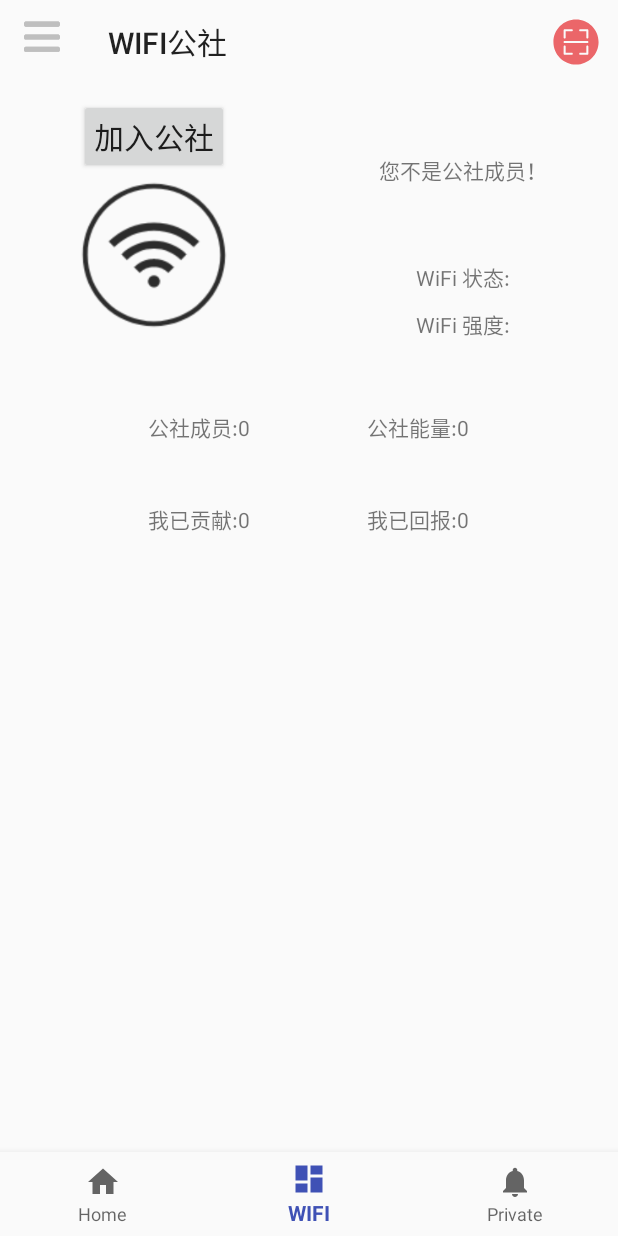
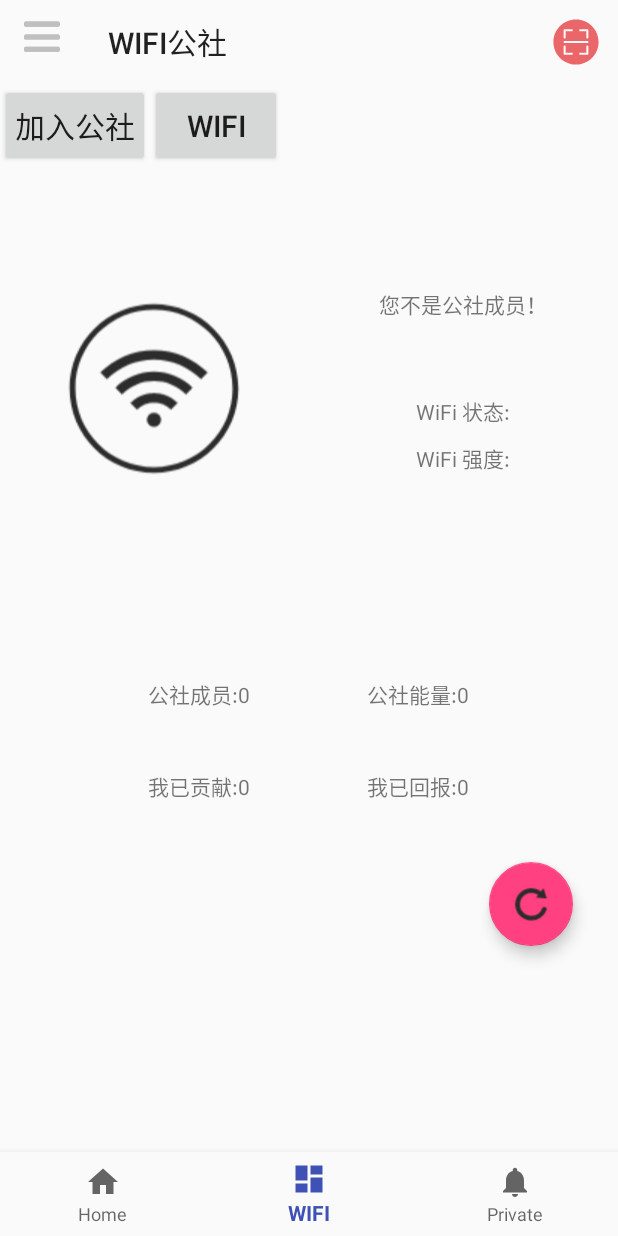
Before and after one commit to ZhaoXuDongTJ/MaiMai, an Android app: the FragmentOne screen opened directly, with no data from a screen before it, item 2 of the bottom bar chosen, on a phone screen of 412 x 824 dp. Run offline under Robolectric (Android 15) with nearby library versions, the phone set to English and light mode, and no system bars; libraries missing offline, so code that uses them is left out: cn.bmob.v3, com.jude.rollviewpager, com.uuzuche.lib_zxing; 7 statements that could not run were skipped.

Commit message:
add
14.20 终端

```diff
--- a/app/src/main/java/com/maimai/zz/maimai/LoginActivity.java
+++ b/app/src/main/java/com/maimai/zz/maimai/LoginActivity.java
@@ -201,6 +201,7 @@ public class LoginActivity extends AppCompatActivity{
                                         studentInfo.setWifiIncome(0);
                                         studentInfo.setDeliverGood(0);
                                         studentInfo.setReceiptGood(0);
+                                        studentInfo.setMember(false);
                                         studentInfo.save(new SaveListener<String>() {
                                             @Override
                                             public void done(String s, BmobException e) {
--- a/app/src/main/java/com/maimai/zz/maimai/WIFisActivity.java
+++ b/app/src/main/java/com/maimai/zz/maimai/WIFisActivity.java
@@ -54,7 +54,6 @@ public class WIFisActivity extends  Activity {
         setContentView(R.layout.activity_wifis);
 
         lvAccessPoints = (ListView) findViewById(R.id.access_points);
-        access_points_f2 = (ListView) findViewById(R.id.access_points_f2);
         tvWifiSignalLevel = (TextView) findViewById(R.id.wifi_signal_level);
         tvWifiState = (TextView) findViewById(R.id.wifi_state_change);
     }
--- a/app/src/main/java/com/maimai/zz/maimai/fragment/FragmentTwo.java
+++ b/app/src/main/java/com/maimai/zz/maimai/fragment/FragmentTwo.java
@@ -1,17 +1,18 @@
 package com.maimai.zz.maimai.fragment;
 
+import android.content.Intent;
 import android.os.Bundle;
 import android.support.annotation.Nullable;
+import android.support.design.widget.FloatingActionButton;
 import android.support.v4.app.Fragment;
 import android.view.LayoutInflater;
 import android.view.View;
 import android.view.ViewGroup;
+import android.widget.Button;
 import android.widget.ImageView;
-import android.widget.ListView;
 
 import com.maimai.zz.maimai.R;
-
-import rx.Subscription;
+import com.maimai.zz.maimai.WIFisActivity;
 
 /**
  * Created by 87784 on 2017/10/2.
@@ -21,11 +22,12 @@ public class FragmentTwo extends Fragment implements BaseFragment{
 
     private View view;
     private ImageView wifi;
-    private ListView access_points_f2;
+    private Button buttonWifi,button2;
 
+    public FloatingActionButton floatBtns;
     private boolean temp;
 
-    private Subscription wifiSubscription;
+
 
     @Nullable
     @Override
@@ -44,7 +46,9 @@ public class FragmentTwo extends Fragment implements BaseFragment{
     public void initView() {
 
         wifi = (ImageView)view.findViewById(R.id.wifiBlack);
-        access_points_f2 = (ListView) view.findViewById(R.id.access_points);
+        buttonWifi = (Button) view.findViewById(R.id.buttonWifi);
+        button2 = (Button) view.findViewById(R.id.button2);
+        floatBtns = (FloatingActionButton)view.findViewById(R.id.floatBtns);
     }
 
     @Override
@@ -62,6 +66,28 @@ public class FragmentTwo extends Fragment implements BaseFragment{
                 temp = !temp;
             }
         });
+
+        buttonWifi.setOnClickListener(new View.OnClickListener() {
+            @Override
+            public void onClick(View v) {
+                startActivity(new Intent(getActivity(), WIFisActivity.class));
+            }
+        });
+
+        button2.setOnClickListener(new View.OnClickListener() {
+            @Override
+            public void onClick(View v) {
+
+            }
+        });
+
+        floatBtns.setOnClickListener(new View.OnClickListener() {
+            @Override
+            public void onClick(View v) {
+
+            }
+        });
+
     }
 
 
--- a/app/src/main/res/layout/fragment_two.xml
+++ b/app/src/main/res/layout/fragment_two.xml
@@ -2,28 +2,48 @@
 <LinearLayout xmlns:android="http://schemas.android.com/apk/res/android"
     android:layout_width="match_parent"
     android:layout_height="match_parent"
-    android:orientation="vertical">
+    android:orientation="vertical"
+    android:weightSum="1">
     <LinearLayout
         android:layout_width="match_parent"
-        android:layout_height="wrap_content"
-        android:orientation="horizontal">
+        android:layout_height="316dp"
+        android:orientation="horizontal"
+        android:layout_weight="0.37">
         <LinearLayout
             android:layout_width="0dp"
             android:layout_height="match_parent"
             android:layout_weight="1"
             android:orientation="vertical"
             android:gravity="center_horizontal">
+            <LinearLayout
+                android:layout_width="match_parent"
+                android:layout_height="60dp">
+
                 <Button
+                    android:id="@+id/button2"
                     android:layout_width="wrap_content"
-                android:layout_height="30dp"
-                android:text="@string/join"
+                    android:layout_height="55dp"
                     android:layout_gravity="center_horizontal"
-                android:layout_weight="0.96"
                     android:layout_marginTop="10dp"
-                android:textSize="20sp"
                     android:gravity="center"
                     android:paddingLeft="10dp"
-                android:paddingRight="10dp"/>
+                    android:paddingRight="10dp"
+                    android:text="@string/join"
+                    android:textSize="20sp" />
+
+                <Button
+                    android:id="@+id/buttonWifi"
+                    android:layout_width="wrap_content"
+                    android:layout_height="55dp"
+                    android:layout_gravity="center_horizontal"
+                    android:layout_marginTop="10dp"
+                    android:gravity="center"
+                    android:paddingLeft="10dp"
+                    android:paddingRight="10dp"
+                    android:text="WIFI"
+                    android:textSize="20sp" />
+            </LinearLayout>
+
             <ImageView
                 android:layout_width="wrap_content"
                 android:layout_height="0dp"
@@ -60,22 +80,27 @@
                 android:text="@string/net_power" />
         </LinearLayout>
     </LinearLayout>
+
     <TableLayout
         android:layout_width="match_parent"
         android:layout_height="wrap_content"
         android:layout_marginBottom="40dp">
+
         <TableRow android:paddingTop="0dp">
+
             <TextView
-                android:text="@string/member"
+                android:layout_marginLeft="60dp"
                 android:layout_weight="1"
-                android:layout_marginLeft="60dp"
-                android:gravity="center"/>
+                android:gravity="center"
+                android:text="@string/member" />
+
             <TextView
-                android:text="@string/energy"
+                android:layout_marginRight="60dp"
                 android:layout_weight="1"
-                android:layout_marginRight="60dp"
-                android:gravity="center"/>
+                android:gravity="center"
+                android:text="@string/energy" />
         </TableRow>
+
         <TableRow android:paddingTop="40dp">
 
             <TextView
@@ -86,23 +111,20 @@
                 android:text="@string/contribute" />
 
             <TextView
-                android:text="@string/get"
+                android:layout_marginRight="60dp"
                 android:layout_weight="1"
-                android:layout_marginRight="60dp"
-                android:gravity="center"/>
+                android:gravity="center"
+                android:text="@string/get" />
         </TableRow>
     </TableLayout>
-    <LinearLayout
+
+    <android.support.design.widget.FloatingActionButton
+        android:id="@+id/floatBtns"
         android:layout_width="wrap_content"
         android:layout_height="wrap_content"
-        android:layout_margin="@dimen/activity_horizontal_margin">
+        android:layout_gravity="bottom|right"
+        android:layout_marginBottom="0dp"
+        android:layout_marginRight="30dp"
+        android:src="@drawable/reset1" />
 
-
-        <ListView
-            android:id="@+id/access_points_f2"
-            android:layout_width="match_parent"
-            android:layout_height="wrap_content"
-            android:layout_below="@+id/access_points_label"
-            android:layout_alignParentStart="true" />
 </LinearLayout>
-</LinearLayout>
```
Also changed, not shown: app/src/main/java/com/maimai/zz/maimai/bombs/StudentInfo.java (+10 -0 lines), app/src/main/java/com/maimai/zz/maimai/fragment/FragmentOne.java (+3 -10 lines), app/src/main/res/layout/fragment_one.xml (+62 -18 lines), app/src/main/res/drawable-xhdpi/fingerout.png (added), app/src/main/res/drawable-xhdpi/jiantouindex.png (added), app/src/main/res/drawable-xhdpi/rightjiantou9.jpg (added), app/src/main/res/drawable-xhdpi/wifiindextools.png (added). Lines whose indentation alone changed are shown as unchanged.
